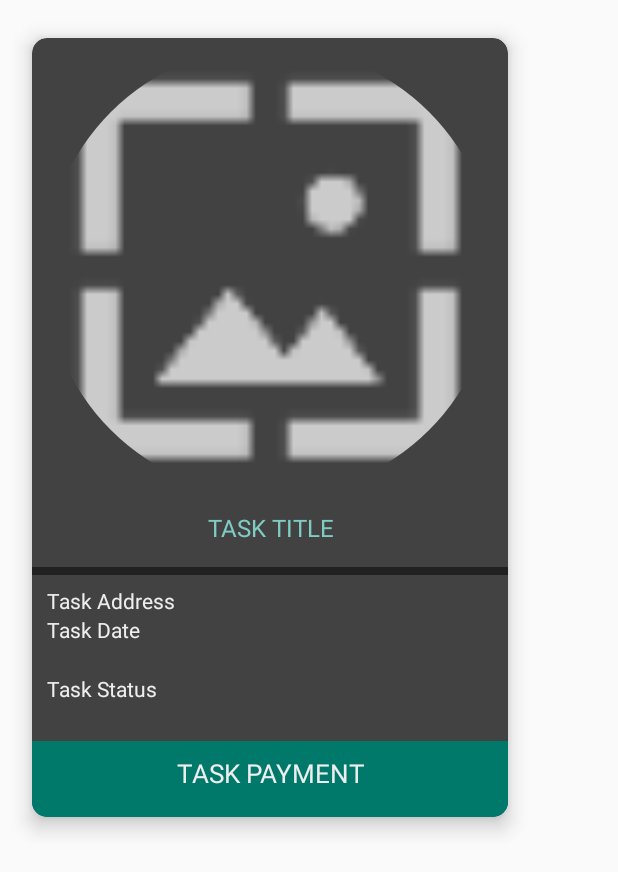
After one commit to 3g015st/SidelineTG, an Android app: the layout mytasks_layout_rv_my_tasks.xml on its own in the app's theme, with its tools: preview values and no code run, on a phone screen of 412 x 824 dp. The commit adds this screen. Shown: the top 872 px of the screen. Run offline under Robolectric (Android 15) with nearby library versions, the phone set to English and light mode, and no system bars; network calls fail.

Commit message:
Added: - Empty email address and password (LOGIN) validation. - Task model - Currency at Payment Hint (POST A TASK) - View all tasks that are posted by the Task Giver. (MY TASKS)

```diff
--- a/app/src/main/java/com/example/benedictlutab/sidelinetg/helpers/apiRouteUtil.java
+++ b/app/src/main/java/com/example/benedictlutab/sidelinetg/helpers/apiRouteUtil.java
@@ -16,6 +16,7 @@ public class apiRouteUtil
     public String URL_SIGNUP                = DOMAIN + "api/taskgiver/createUserAccount.php";
     public String URL_LOAD_TASK_CATEGORIES  = DOMAIN + "api/taskgiver/loadTaskCategories.php";
     public String URL_POST_TASK             = DOMAIN + "api/taskgiver/postTask.php";
+    public String URL_MY_TASKS              = DOMAIN + "api/taskgiver/myTasks.php";
 
     public String URL_LOGIN                 = DOMAIN + "api/common/login.php";
     public String URL_CHECK_CONNECTION      = DOMAIN + "api/common/checkConnection.php";
--- a/app/src/main/java/com/example/benedictlutab/sidelinetg/modules/viewHome/homeActivity.java
+++ b/app/src/main/java/com/example/benedictlutab/sidelinetg/modules/viewHome/homeActivity.java
@@ -9,6 +9,7 @@ import android.os.Bundle;
 import android.view.MenuItem;
 
 import com.example.benedictlutab.sidelinetg.R;
+import com.example.benedictlutab.sidelinetg.modules.viewHome.myTasks.myTasksFragment;
 import com.example.benedictlutab.sidelinetg.modules.viewHome.postTask.loadTaskCategories.taskCategoryFragment;
 
 public class homeActivity extends AppCompatActivity
@@ -33,6 +34,9 @@ public class homeActivity extends AppCompatActivity
                     case R.id.action_post_task:
                         fragmentManager.beginTransaction().replace(R.id.frmlayout_fragment, taskCategoryFragment.newInstance()).commit();
                         break;
+                    case R.id.action_tasks:
+                        fragmentManager.beginTransaction().replace(R.id.frmlayout_fragment, myTasksFragment.newInstance()).commit();
+                        break;
                 }
                 return true;
             }
--- a/app/src/main/java/com/example/benedictlutab/sidelinetg/modules/viewHome/postTask/loadTaskCategories/adapterTaskCategories.java
+++ b/app/src/main/java/com/example/benedictlutab/sidelinetg/modules/viewHome/postTask/loadTaskCategories/adapterTaskCategories.java
@@ -54,7 +54,7 @@ public class adapterTaskCategories extends RecyclerView.Adapter<adapterTaskCateg
     @Override
     public void onBindViewHolder(final ViewHolder holder, int position)
     {
-        Log.e("adapterTskCatego:", "STARTED!");
+        Log.e("onBindViewHolder:", "STARTED!");
         apiRouteUtil apiRouteUtil = new apiRouteUtil();
 
         taskCategory taskCategory = taskCategoryList.get(position);
--- /dev/null
+++ b/app/src/main/res/layout/mytasks_layout_rv_my_tasks.xml
@@ -0,0 +1,105 @@
+<?xml version="1.0" encoding="utf-8"?>
+<LinearLayout xmlns:android="http://schemas.android.com/apk/res/android"
+    xmlns:app="http://schemas.android.com/apk/res-auto"
+    android:gravity="center"
+    android:id="@+id/llMyTask"
+    android:layout_width="360dp"
+    android:layout_height="570sp"
+    android:padding="8sp">
+
+    <android.support.v7.widget.CardView
+        xmlns:app="http://schemas.android.com/apk/res-auto"
+        android:layout_width="340dp"
+        android:layout_height="550dp"
+        android:layout_margin="35dp"
+        app:cardBackgroundColor="@color/colorBGPrimary"
+        app:cardCornerRadius="10dp"
+        app:cardElevation="8dp"
+        app:cardUseCompatPadding="true">
+
+        <RelativeLayout
+            android:layout_marginTop="5dp"
+            android:layout_width="match_parent"
+            android:layout_height="match_parent">
+            <!--TASK IMAGE-->
+            <de.hdodenhof.circleimageview.CircleImageView
+                xmlns:app="http://schemas.android.com/apk/res-auto"
+                android:id="@+id/civTaskPhoto"
+                android:scaleType="centerCrop"
+                android:layout_centerHorizontal="true"
+                android:layout_width="300dp"
+                android:layout_height="300dp"
+                android:src="@drawable/main_img_photo" />
+            <!--TITLE-->
+            <TextView
+                android:id="@+id/tvTaskTitle"
+                android:layout_width="match_parent"
+                android:layout_height="wrap_content"
+                android:layout_alignParentStart="true"
+                android:layout_below="@+id/civTaskPhoto"
+                android:layout_margin="10dp"
+                android:gravity="center"
+                android:text="Task Title"
+                android:textAllCaps="true"
+                android:textColor="@color/colorAccent"
+                android:textSize="16dp" />
+            <View
+                android:layout_below="@id/tvTaskTitle"
+                android:layout_width="match_parent"
+                android:layout_height="5dp"
+                android:layout_marginTop="5dp"
+                android:background="@color/colorBGSecondary"/>
+            <!--ADDRESS-->
+            <TextView
+                android:id="@+id/tvTaskAddress"
+                android:layout_width="match_parent"
+                android:layout_height="wrap_content"
+                android:layout_below="@id/tvTaskTitle"
+                android:layout_marginTop="18dp"
+                android:layout_marginLeft="10dp"
+                android:text="Task Address"
+                android:textSize="14dp"
+                android:textColor="#eeeeee"/>
+            <!--TASK DATE-->
+            <TextView
+                android:id="@+id/tvTaskDate"
+                android:layout_width="match_parent"
+                android:layout_height="wrap_content"
+                android:layout_below="@id/tvTaskAddress"
+                android:layout_marginLeft="10dp"
+                android:text="Task Date"
+                android:textSize="14dp"
+                android:textColor="#eeeeee"/>
+            <TextView
+                android:id="@+id/tvTaskStatus"
+                android:layout_width="match_parent"
+                android:layout_height="wrap_content"
+                android:layout_below="@id/tvTaskDate"
+                android:layout_marginTop="20dp"
+                android:layout_marginLeft="10dp"
+                android:text="Task Status"
+                android:textSize="14dp"
+                android:textColor="#eeeeee"/>
+            <!--PAYMENT-->
+            <RelativeLayout
+                android:layout_below="@id/tvTaskStatus"
+                android:layout_width="match_parent"
+                android:layout_height="match_parent"
+                android:layout_marginTop="25dp"
+                android:background="@color/colorPrimaryLight">
+                <TextView
+                    android:id="@+id/tvTaskPayment"
+                    android:layout_width="match_parent"
+                    android:layout_height="wrap_content"
+                    android:text="Task Payment"
+                    android:textSize="17dp"
+                    android:layout_margin="9dp"
+                    android:textAllCaps="true"
+                    android:textColor="@color/colorFontPrimary"
+                    android:layout_centerHorizontal="true"
+                    android:gravity="center"/>
+
+            </RelativeLayout>
+        </RelativeLayout>
+    </android.support.v7.widget.CardView>
+</LinearLayout>
--- a/app/src/main/res/values/strings.xml
+++ b/app/src/main/res/values/strings.xml
@@ -7,4 +7,7 @@
 
     <!--Google Maps-->
     <string name="GOOGLE_MAPS_API_KEY">AIzaSyAdOtuVu6-IUSVygGQQtYoCfe49zrunfuM</string>
+
+    <!-- TODO: Remove or change this placeholder text -->
+    <string name="hello_blank_fragment">Hello blank fragment</string>
 </resources>
```
Also changed, not shown: app/build.gradle (+6 -4 lines), app/src/main/java/com/example/benedictlutab/sidelinetg/models/Task.java (added, +49 -0 lines), app/src/main/java/com/example/benedictlutab/sidelinetg/modules/login/loginActivity.java (+16 -0 lines), app/src/main/java/com/example/benedictlutab/sidelinetg/modules/viewHome/myTasks/adapterMyTasks.java (added, +111 -0 lines), app/src/main/java/com/example/benedictlutab/sidelinetg/modules/viewHome/myTasks/myTasksFragment.java (added, +190 -0 lines), app/src/main/java/com/example/benedictlutab/sidelinetg/modules/viewHome/postTask/postTaskActivity.java (+7 -5 lines), app/src/main/res/layout/mytasks_fragment_my_tasks.xml (added, +29 -0 lines).
